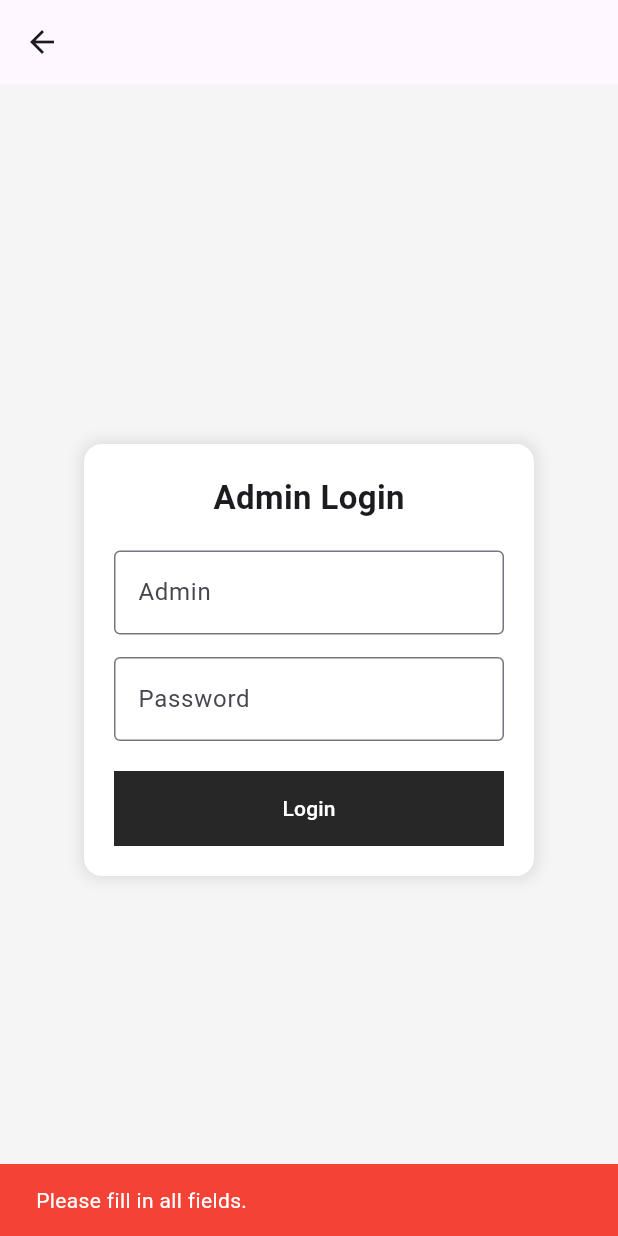
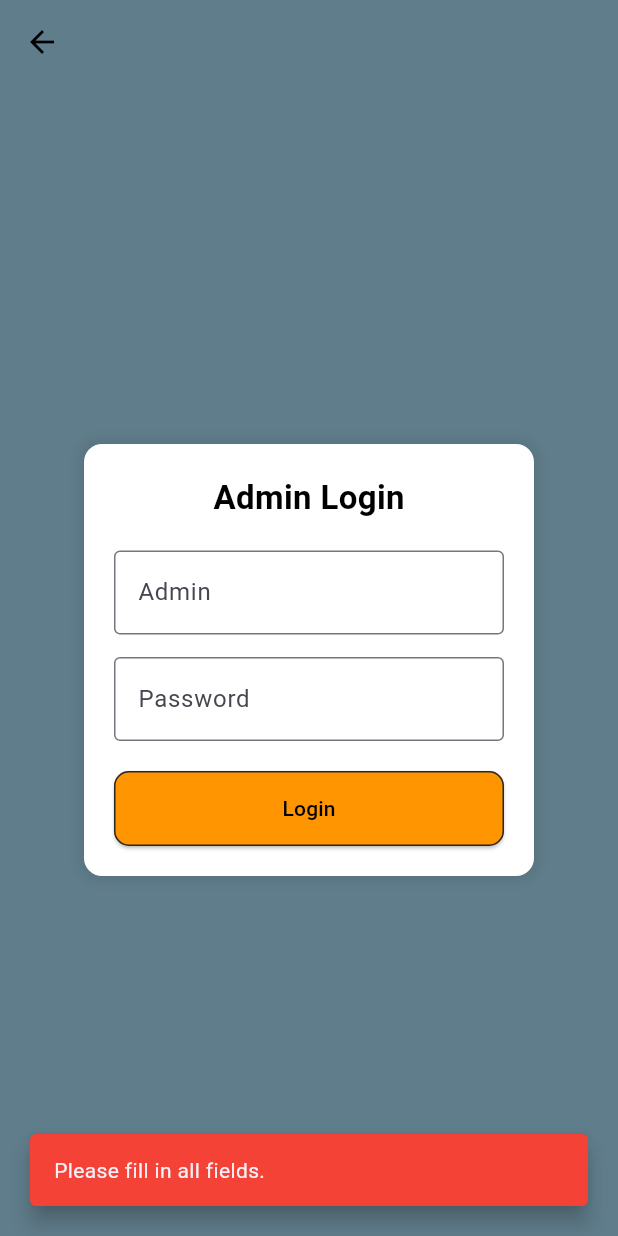
Before and after one commit to BernardPeraz/LOGIXPLORE, a Flutter app: the Adminlogin screen opened directly, after a tap on "Login", on a phone screen of 412 x 824 dp. Run offline on Flutter 3.47's test engine with Material 3 defaults, Android fonts, the phone set to English and light mode, and no system bars; our stand-ins replace cloud_firestore, confetti, file_picker, firebase_auth, firebase_core, flutter_otp_text_field and 7 more; accounts and stored records are empty.

Commit message:
UI of admin changed

```diff
--- a/lib/src/features/authentication/screens/login/adminlogin/adminlogin.dart
+++ b/lib/src/features/authentication/screens/login/adminlogin/adminlogin.dart
@@ -31,7 +31,7 @@ class _AdminloginState extends State<Adminlogin> {
     }
 
     if (!mounted) return;
-    setState(() => _isLoading = false);
+    setState(() => _isLoading = true);
 
     try {
       // FIXED: Correct comparison — MUST use .text, not controller object
@@ -56,7 +56,7 @@ class _AdminloginState extends State<Adminlogin> {
         return;
       }
 
-      // ✅ ADD THIS: FirebaseAuth sign-in
+      // ADD THIS: FirebaseAuth sign-in
       await FirebaseAuth.instance.signInWithEmailAndPassword(
         email: email,
         password: password,
@@ -75,9 +75,14 @@ class _AdminloginState extends State<Adminlogin> {
   // ERROR SNACKBAR
   void _showError(String message) {
     if (!mounted) return;
+
+    ScaffoldMessenger.of(context).clearSnackBars();
+
     ScaffoldMessenger.of(context).showSnackBar(
       SnackBar(
-        content: Text(message, style: const TextStyle(color: Colors.white)),
+        behavior: SnackBarBehavior.floating, //  IMPORTANT
+        margin: const EdgeInsets.all(20), //  para makita
+        content: Text(message),
         backgroundColor: Colors.red,
       ),
     );
@@ -86,7 +91,10 @@ class _AdminloginState extends State<Adminlogin> {
   @override
   Widget build(BuildContext context) {
     return Scaffold(
-      body: Center(
+      body: SafeArea(
+        child: Container(
+          color: Colors.blueGrey,
+          child: Center(
             child: Container(
               width: 300,
               padding: const EdgeInsets.all(20),
@@ -106,7 +114,11 @@ class _AdminloginState extends State<Adminlogin> {
                 children: [
                   const Text(
                     "Admin Login",
-                style: TextStyle(fontSize: 22, fontWeight: FontWeight.bold),
+                    style: TextStyle(
+                      fontSize: 22,
+                      fontWeight: FontWeight.bold,
+                      color: Colors.black,
+                    ),
                   ),
 
                   const SizedBox(height: 20),
@@ -115,7 +127,10 @@ class _AdminloginState extends State<Adminlogin> {
                     controller: emailController,
                     decoration: const InputDecoration(
                       labelText: "Admin",
-                  border: OutlineInputBorder(),
+                      border: OutlineInputBorder(
+                        borderSide: BorderSide(color: Colors.black),
+                      ),
+                      fillColor: Colors.black,
                     ),
                   ),
 
@@ -126,7 +141,9 @@ class _AdminloginState extends State<Adminlogin> {
                     obscureText: true,
                     decoration: const InputDecoration(
                       labelText: "Password",
-                  border: OutlineInputBorder(),
+                      border: OutlineInputBorder(
+                        borderSide: BorderSide(color: Colors.black),
+                      ),
                     ),
                   ),
 
@@ -134,8 +151,17 @@ class _AdminloginState extends State<Adminlogin> {
 
                   ElevatedButton(
                     onPressed: _isLoading ? null : _adminLogin,
+
                     style: ElevatedButton.styleFrom(
                       minimumSize: const Size(double.infinity, 45),
+
+                      backgroundColor: const Color.fromARGB(255, 255, 149, 0),
+                      foregroundColor: const Color.fromARGB(255, 0, 0, 0),
+                      elevation: 1,
+                      shape: RoundedRectangleBorder(
+                        borderRadius: BorderRadius.circular(10),
+                        side: BorderSide(color: Colors.transparent),
+                      ),
                     ),
                     child: _isLoading
                         ? const CircularProgressIndicator(color: Colors.white)
@@ -145,13 +171,16 @@ class _AdminloginState extends State<Adminlogin> {
               ),
             ),
           ),
+        ),
+      ),
 
       backgroundColor: const Color(0xFFF5F5F5),
 
       appBar: AppBar(
+        backgroundColor: Colors.blueGrey,
         leading: IconButton(
-          onPressed: () => Get.offAll(LoginScreen()),
-          icon: const Icon(Icons.arrow_back),
+          onPressed: () => Get.off(LoginScreen()),
+          icon: const Icon(Icons.arrow_back, color: Colors.black),
         ),
       ),
     );
```
Also changed, not shown: lib/src/features/core/screens/dashboard/dashboard.dart (+41 -18 lines), lib/src/features/core/simulator/widgetts/main.dart (+9 -9 lines). Lines whose indentation alone changed are shown as unchanged.
